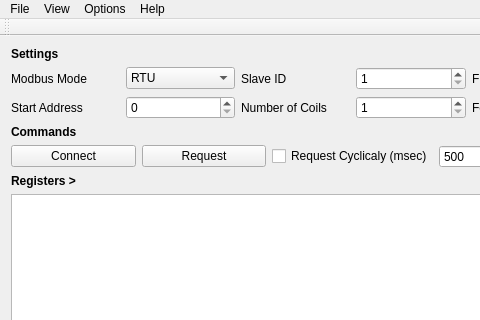
Old version of the form forms/mainwindow.ui in the repository ExplorerOL/QModbusExplorer; both pictures show x 0 to 480 and y 0 to 320 of the 707 by 454 pixel window.
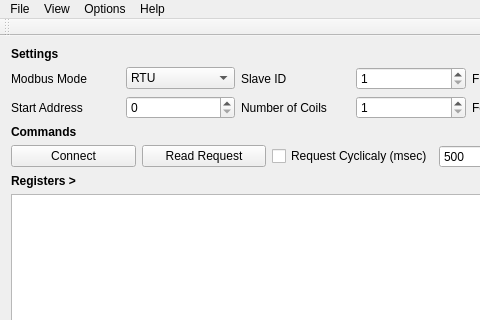
New version of the form. Icons and pictures are not drawn.

```diff
--- a/forms/mainwindow.ui
+++ b/forms/mainwindow.ui
@@ -219,7 +219,7 @@
          <string>Tx/Rx Data</string>
         </property>
         <property name="text">
-         <string>Request</string>
+         <string>Read Request</string>
         </property>
         <property name="icon">
          <iconset resource="../data/qModMaster.qrc">
```
